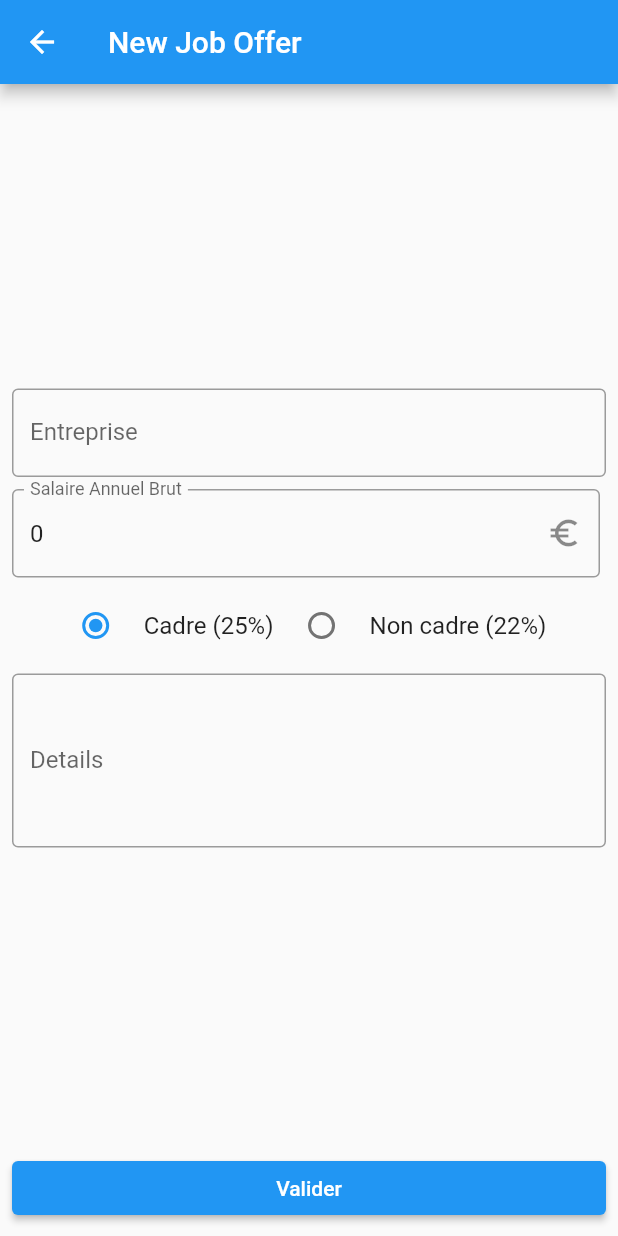
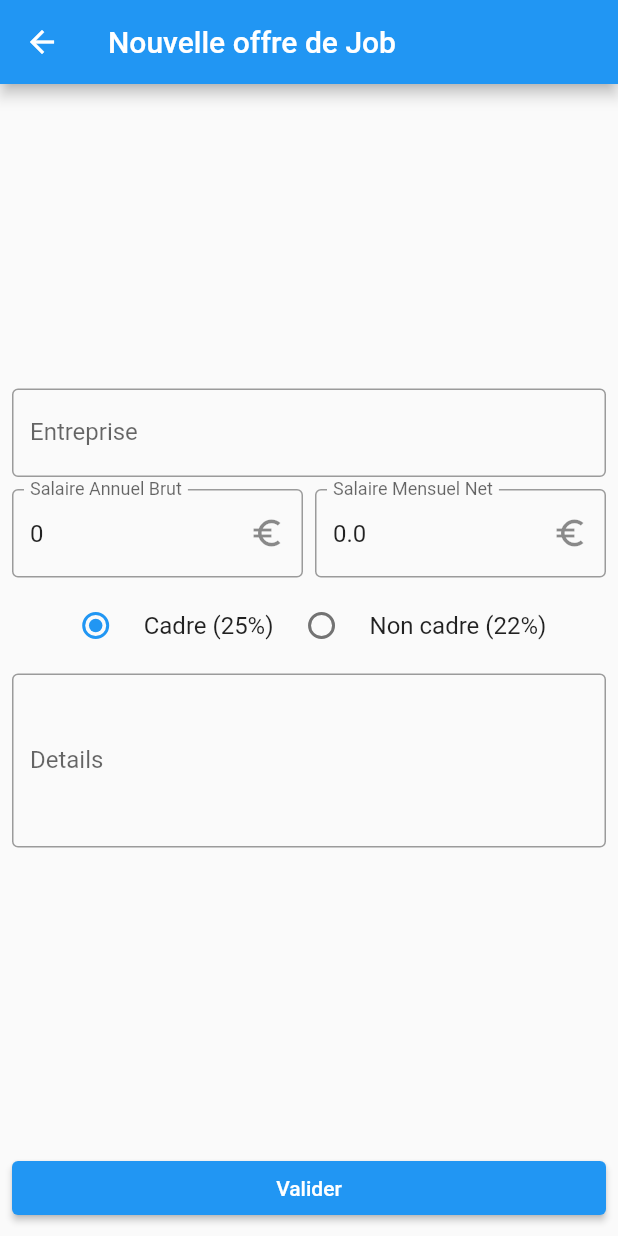
Before and after one commit to Mpk605/FlutterFramework, a Flutter app: the NewJobOfferPage screen opened directly, after a tap on "Valider", on a phone screen of 412 x 824 dp. Run offline on Flutter 3.47's test engine with Material 2 defaults, Android fonts, the phone set to English and light mode, and no system bars; our stand-ins replace hive_flutter; accounts and stored records are empty.

Commit message:
+ monthly salary field in form

```diff
--- a/lib/ex3.dart
+++ b/lib/ex3.dart
@@ -77,11 +77,13 @@ class NewJobOfferPage extends StatefulWidget {
 class _CreateNewJobOfferPageState extends State<NewJobOfferPage> {
   // TextEditControllers
   final TextEditingController _nameController = TextEditingController();
-  final TextEditingController _salaryController = TextEditingController();
+  final TextEditingController _annualSalaryController = TextEditingController();
+  final TextEditingController _monthlySalaryController = TextEditingController();
   final TextEditingController _detailsController = TextEditingController();
 
   var _nameValidate = false;
-  var _salaryValidate = false;
+  var _annualSalaryValidate = false;
+  var _monthlySalaryValidate = false;
 
   // Hive
   late Box _box;
@@ -89,6 +91,8 @@ class _CreateNewJobOfferPageState extends State<NewJobOfferPage> {
   int _radioStatus = 0;
 
   void _handleStatusRadioButtons(int? value) {
+    _monthlySalaryController.text = ((int.parse(_annualSalaryController.text) * ((value == 0) ? 0.75 : 0.78)) / 12).toString();
+
     setState(() {
       _radioStatus = value ?? 0;
     });
@@ -101,7 +105,8 @@ class _CreateNewJobOfferPageState extends State<NewJobOfferPage> {
     _radioStatus = widget.status;
 
     _nameController.text = widget.companyName;
-    _salaryController.text = widget.annualSalary.toString();
+    _annualSalaryController.text = widget.annualSalary.toString();
+    _monthlySalaryController.text = ((widget.annualSalary * ((widget.status == 0) ? 0.75 : 0.78)) / 12).toString();
     _detailsController.text = widget.details;
   }
 
@@ -109,7 +114,7 @@ class _CreateNewJobOfferPageState extends State<NewJobOfferPage> {
   Widget build(BuildContext context) {
     return Scaffold(
       appBar: AppBar(
-        title: const Text('New Job Offer'),
+        title: const Text('Nouvelle offre de Job'),
       ),
       body: Center(
         child: Padding(
@@ -129,15 +134,23 @@ class _CreateNewJobOfferPageState extends State<NewJobOfferPage> {
               ),
               Padding(
                 padding: const EdgeInsets.only(top: 8.0),
+                child: Row(
+                  children: [
+                    Flexible(
                       child: Padding(
                         padding: const EdgeInsets.only(right: 4.0),
                         child: TextFormField(
-                    controller: _salaryController,
+                          controller: _annualSalaryController,
+                          onChanged: (text) {
+                            _monthlySalaryController.text = ((int.parse(text) * ((_radioStatus == 0) ? 0.75 : 0.78)) / 12).toString();
+                          },
                           keyboardType: TextInputType.number,
-                    inputFormatters: [FilteringTextInputFormatter.digitsOnly],
+                          inputFormatters: [
+                            FilteringTextInputFormatter.digitsOnly
+                          ],
                           decoration: InputDecoration(
                             labelText: 'Salaire Annuel Brut',
-                      errorText: (_salaryValidate)
+                            errorText: (_annualSalaryValidate)
                                 ? 'Veuillez entrer un salaire'
                                 : null,
                             border: const OutlineInputBorder(),
@@ -146,6 +159,34 @@ class _CreateNewJobOfferPageState extends State<NewJobOfferPage> {
                             ),
                           ),
                         ),
+                      ),
+                    ),
+                    Flexible(
+                      child: Padding(
+                        padding: const EdgeInsets.only(left: 4.0),
+                        child: TextFormField(
+                          controller: _monthlySalaryController,
+                          onChanged: (text) {
+                            _annualSalaryController.text = ((int.parse(text) / ((_radioStatus == 0) ? 0.75 : 0.78)) * 12).toString();
+                          },
+                          keyboardType: TextInputType.number,
+                          inputFormatters: [
+                            FilteringTextInputFormatter.digitsOnly
+                          ],
+                          decoration: InputDecoration(
+                            labelText: 'Salaire Mensuel Net',
+                            errorText: (_monthlySalaryValidate)
+                                ? 'Veuillez entrer un salaire'
+                                : null,
+                            border: const OutlineInputBorder(),
+                            suffixIcon: const Icon(
+                              Icons.euro_symbol,
+                            ),
+                          ),
+                        ),
+                      ),
+                    ),
+                  ],
                 ),
               ),
               Padding(
@@ -206,16 +247,16 @@ class _CreateNewJobOfferPageState extends State<NewJobOfferPage> {
                         _nameValidate = true;
                       }
 
-                      if (_salaryController.text.isEmpty) {
-                        _salaryValidate = true;
+                      if (_annualSalaryController.text.isEmpty) {
+                        _annualSalaryValidate = true;
                       }
 
                       if (_nameController.text.isNotEmpty &&
-                          _salaryController.text.isNotEmpty) {
+                          _annualSalaryController.text.isNotEmpty) {
                         if (widget.position == -1) {
                           _box.add(JobOffer(
                               companyName: _nameController.text,
-                              salary: int.parse(_salaryController.text),
+                              salary: int.parse(_annualSalaryController.text),
                               status: _radioStatus,
                               details: _detailsController.text));
                         } else {
@@ -223,7 +264,7 @@ class _CreateNewJobOfferPageState extends State<NewJobOfferPage> {
                               widget.position,
                               JobOffer(
                                   companyName: _nameController.text,
-                                  salary: int.parse(_salaryController.text),
+                                  salary: int.parse(_annualSalaryController.text),
                                   status: _radioStatus,
                                   details: _detailsController.text));
                         }
@@ -301,7 +342,7 @@ class _MyHomePageState extends State<MyHomePage> {
                   crossAxisAlignment: CrossAxisAlignment.center,
                   children: const [
                     Text(
-                      'Your job history is empty',
+                      "Vous n'avez aucun jobs",
                       style: TextStyle(fontSize: 20),
                     )
                   ],
@@ -310,7 +351,7 @@ class _MyHomePageState extends State<MyHomePage> {
           ),
         ),
       ),
-      floatingActionButton: FloatingActionButton(
+      floatingActionButton: FloatingActionButton.extended(
         backgroundColor: const Color(0xff03dac6),
         foregroundColor: Colors.black,
         onPressed: () {
@@ -329,7 +370,8 @@ class _MyHomePageState extends State<MyHomePage> {
                 })
               });
         },
-        child: const Icon(Icons.add),
+        icon: const Icon(Icons.add),
+        label: const Text('Ajouter nouveau job'),
       ),
     );
   }
@@ -480,7 +522,7 @@ class _MyHomePageState extends State<MyHomePage> {
                                     icon: const Icon(
                                       Icons.delete_outlined,
                                     ),
-                                    label: const Text('Delete'),
+                                    label: const Text('Supprimer'),
                                   ),
                                   flex: 1,
                                 ),
@@ -502,7 +544,7 @@ class _MyHomePageState extends State<MyHomePage> {
                                     icon: const Icon(
                                       Icons.edit_outlined,
                                     ),
-                                    label: const Text('Edit'),
+                                    label: const Text('Modifier'),
                                   ),
                                   flex: 1,
                                 ),
@@ -521,7 +563,10 @@ class _MyHomePageState extends State<MyHomePage> {
               child: TextButton.icon(
                 onPressed: () {
                   setState(() {
-                    _displayDetails[_companyName] = (_displayDetails[_companyName] != null) ? !_displayDetails[_companyName] : true;
+                    _displayDetails[_companyName] =
+                        (_displayDetails[_companyName] != null)
+                            ? !_displayDetails[_companyName]
+                            : true;
                   });
                 },
                 icon: (_displayDetails[_companyName] ?? false)
```
Also changed, not shown: lib/ex4.dart (added, +237 -0 lines). Lines whose indentation alone changed are shown as unchanged.
